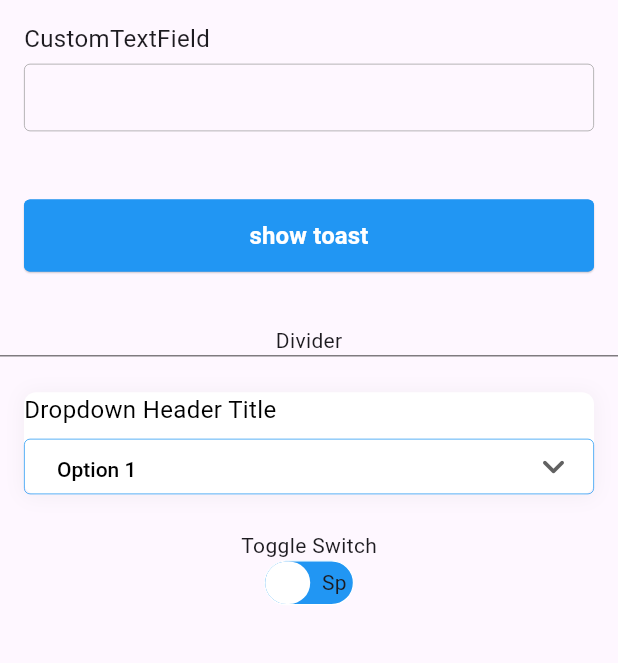
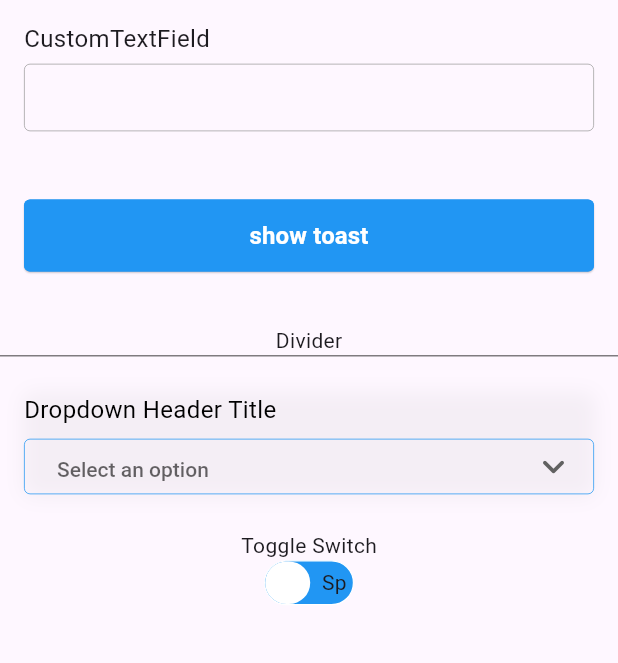
Before and after one commit to EasinHosen/ui_utils_helper, a Flutter app: the screen it shows after launch, on a phone screen of 412 x 824 dp, the part 63-726 px from its top. Run offline on Flutter 3.47's test engine with Material 3 defaults, Android fonts, the phone set to English and light mode, and no system bars.

Commit message:
fix: dropdown selected item empty sting issue fix

```diff
--- a/example/lib/view/view_ui_tools.dart
+++ b/example/lib/view/view_ui_tools.dart
@@ -10,6 +10,10 @@ class ViewUiTools extends StatefulWidget {
 
 class _ViewUiToolsState extends State<ViewUiTools> {
   final TextEditingController _textEditingController = TextEditingController();
+
+  String ddSelectedOption = '';
+
+  final dummyList = ['Option 1', 'Option 2', 'Option 3'];
 
   @override
   void dispose() {
@@ -44,12 +48,14 @@ class _ViewUiToolsState extends State<ViewUiTools> {
             const CustomDivider(),
             CustomSizedBox.space8H,
             CustomDropDownMenu(
-              selectedOption: 'Option 1',
+              selectedOption: ddSelectedOption,
+              bgColor: Colors.transparent,
               hintText: 'Select an option',
               onChange: (value) {
+                ddSelectedOption = value!;
                 setState(() {});
               },
-              list: const ['Option 1', 'Option 2', 'Option 3'],
+              list: dummyList,
               borderRadius: BorderRadius.circular(8),
               headerTitle: 'Dropdown Header Title',
               hasHeaderTitle: true,
--- a/lib/src/widgets/custom_dropdown.dart
+++ b/lib/src/widgets/custom_dropdown.dart
@@ -82,7 +82,7 @@ class CustomDropDownMenu extends StatelessWidget {
   final String? label;
   final String? headerTitle;
   final List<dynamic> _list;
-  final Function onChange;
+  final Function(String?) onChange;
   final FontWeight? fontWeight;
   final FontWeight? selectedTextFontWeight;
   final FontWeight? listTextFontWeight;
@@ -151,7 +151,6 @@ class CustomDropDownMenu extends StatelessWidget {
               child: DropdownButtonFormField<String>(
                 isExpanded: true,
                 isDense: true,
-                // alignment: Alignment.centerLeft,
                 decoration: InputDecoration(
                   contentPadding: const EdgeInsets.symmetric(horizontal: 18)
                       .copyWith(right: 10),
@@ -166,44 +165,16 @@ class CustomDropDownMenu extends StatelessWidget {
                   border: OutlineInputBorder(
                     borderRadius: borderRadius ?? BorderRadius.circular(4),
                   ),
-                  // label: RichText(
-                  //   text: TextSpan(
-                  //     text: label,
-                  //     style: TextStyle(
-                  //       color: Colors.black.withOpacity(0.70),
-                  //       fontSize: 14,
-                  //       fontWeight: FontWeight.w400,
-                  //     ),
-                  //     children: <TextSpan>[
-                  //       if (isRequiredInLabel)
-                  //         const TextSpan(
-                  //           text: ' *',
-                  //           style: TextStyle(
-                  //               color:
-                  //                   // widget.focusNode!.hasFocus ?
-                  //                   Colors.red
-                  //               // : widget.labelColor ?? Colors.black.withOpacity(.7),
-                  //               ),
-                  //         )
-                  //     ],
-                  //   ),
-                  // ),
-                  // labelStyle: TextStyle(
-                  //   color: Colors.black.withOpacity(0.70),
-                  //   fontSize: 14,
-                  //   fontWeight: FontWeight.w400,
-                  // ),
-                  // labelText: label,
                   hintText: _hintText,
                 ),
-                icon: const Icon(Icons.keyboard_arrow_down_rounded,
-                    /*color:  Colors.blue!, */ size: 30),
+                icon: const Icon(Icons.keyboard_arrow_down_rounded, size: 30),
                 style: TextStyle(
                   color: Colors.black,
                   fontWeight: fontWeight ?? FontWeight.w500,
                   fontSize: fontSize ?? 14,
                 ),
-                value: _selectedOption,
+                value:
+                    _selectedOption?.isEmpty ?? true ? null : _selectedOption,
                 onChanged: isEnable
                     ? (newValue) {
                         onChange(newValue);
```
